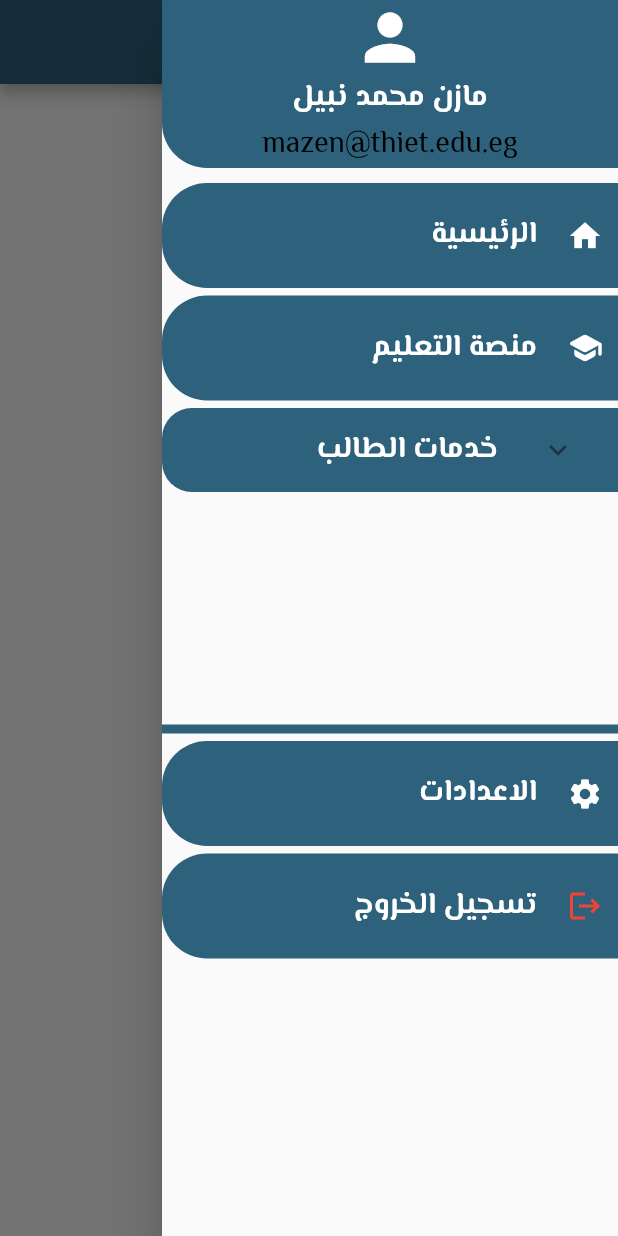
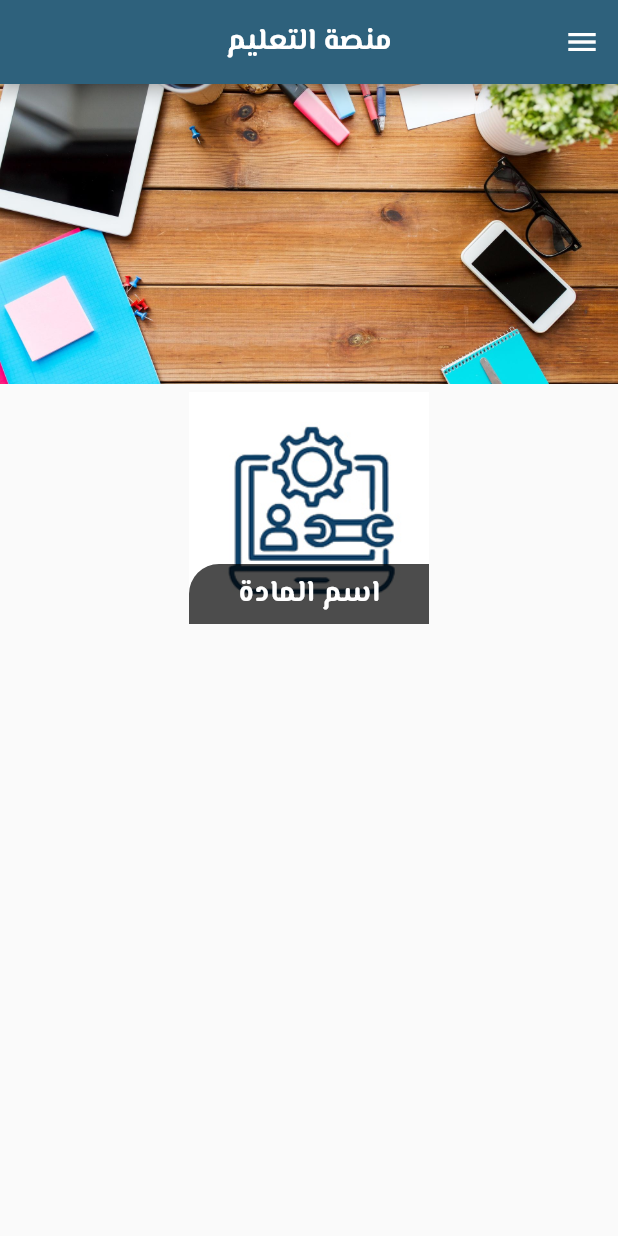
Before and after one commit to engahmed309/THIET-App, a Flutter app: the MainDrawer widget shown alone on an empty page, opened directly, after a tap on "الرئيسية", after a tap on the "menu" icon, after a tap on "منصة التعليم", on a phone screen of 412 x 824 dp. Run offline on Flutter 3.47's test engine with Material 2 defaults, Android fonts, the phone set to English and light mode, and no system bars.

Commit message:
e learning screen

```diff
--- a/lib/main.dart
+++ b/lib/main.dart
@@ -1,4 +1,5 @@
 import 'package:flutter/material.dart';
+import 'package:thiet_v2/screens/eLearning_screen.dart';
 import 'package:thiet_v2/screens/login_screen.dart';
 import 'package:thiet_v2/screens/new_screen.dart';
 
@@ -20,6 +21,10 @@ class _MyAppState extends State<MyApp> {
   Widget build(BuildContext context) {
     return MaterialApp(
       theme: ThemeData(
+        appBarTheme: AppBarTheme(
+            titleTextStyle: Theme.of(context).textTheme.headline1,
+            backgroundColor: Color.fromRGBO(46, 97, 124, 70),
+            centerTitle: true),
         fontFamily: "ElMessiri",
         textTheme: ThemeData.light().textTheme.copyWith(
               headline1: const TextStyle(
@@ -38,6 +43,7 @@ class _MyAppState extends State<MyApp> {
       debugShowCheckedModeBanner: false,
       home: LoginScreen(),
       routes: {
+        ELearningScreen.routeName: (context) => const ELearningScreen(),
         LoginScreen.routeName: (context) => const LoginScreen(),
         HomeScreen.routeName: (context) => const HomeScreen(),
         NewsScreen.routeName: (context) => const NewsScreen(),
--- /dev/null
+++ b/lib/screens/eLearning_screen.dart
@@ -0,0 +1,36 @@
+import 'package:flutter/material.dart';
+import 'package:thiet_v2/widgets/main_drawer.dart';
+
+import '../widgets/subject_item.dart';
+
+class ELearningScreen extends StatelessWidget {
+  const ELearningScreen({super.key});
+  static const routeName = "/eLearning-screen";
+
+  @override
+  Widget build(BuildContext context) {
+    return Scaffold(
+      appBar: AppBar(
+        automaticallyImplyLeading: false,
+        title: Text(
+          "منصة التعليم",
+          style: Theme.of(context).textTheme.headline1,
+        ),
+      ),
+      endDrawer: MainDrawer(),
+      body: SingleChildScrollView(
+        child: Column(
+          children: [
+            Image.asset(
+              "assets/images/learning.jpg",
+              width: double.infinity,
+              height: 200,
+              fit: BoxFit.cover,
+            ),
+            sbjectItem(),
+          ],
+        ),
+      ),
+    );
+  }
+}
--- a/lib/screens/login_screen.dart
+++ b/lib/screens/login_screen.dart
@@ -1,5 +1,4 @@
 import 'package:flutter/material.dart';
-import 'package:awesome_dialog/awesome_dialog.dart';
 import 'package:thiet_v2/screens/home_screen.dart';
 
 class LoginScreen extends StatefulWidget {
@@ -99,11 +98,13 @@ class _LoginScreenState extends State<LoginScreen> {
           //   // ),
           // ),
           //LOGIN BUTTON
-          Container(
-            child: MaterialButton(
+          SizedBox(
+            height: 10,
+          ),
+          MaterialButton(
             hoverColor: Colors.cyan,
-              shape: RoundedRectangleBorder(
-                  borderRadius: BorderRadius.circular(20)),
+            shape:
+                RoundedRectangleBorder(borderRadius: BorderRadius.circular(20)),
             padding: EdgeInsets.symmetric(horizontal: 100, vertical: 20),
             color: Theme.of(context).primaryColor,
             onPressed: () {
@@ -125,7 +126,6 @@ class _LoginScreenState extends State<LoginScreen> {
               style: Theme.of(context).textTheme.headline1,
             ),
           ),
-          ),
         ],
       ),
     ));
--- a/lib/screens/new_screen.dart
+++ b/lib/screens/new_screen.dart
@@ -1,6 +1,4 @@
 import 'package:flutter/material.dart';
-import 'package:flutter/src/widgets/framework.dart';
-import 'package:flutter/src/widgets/placeholder.dart';
 
 class NewsScreen extends StatelessWidget {
   const NewsScreen({super.key});
--- a/lib/widgets/main_drawer.dart
+++ b/lib/widgets/main_drawer.dart
@@ -1,4 +1,5 @@
 import 'package:flutter/material.dart';
+import 'package:thiet_v2/screens/eLearning_screen.dart';
 import 'package:thiet_v2/screens/home_screen.dart';
 import 'package:thiet_v2/widgets/main_drawer_item.dart';
 import 'DrpoDownListItem.dart';
@@ -62,9 +63,10 @@ class MainDrawer extends StatelessWidget {
                 ),
               ),
 
-
               MainDrawerItem(
-                  handler: () {},
+                  handler: () {
+                    Navigator.of(context).pushNamed(ELearningScreen.routeName);
+                  },
                   iconColor: Colors.white,
                   textWidget: Text(
                     "منصة التعليم",
--- /dev/null
+++ b/lib/widgets/subject_item.dart
@@ -0,0 +1,40 @@
+import 'package:flutter/material.dart';
+
+class sbjectItem extends StatelessWidget {
+  const sbjectItem({
+    super.key,
+  });
+
+  @override
+  Widget build(BuildContext context) {
+    return InkWell(
+      onTap: () {
+        print("object");
+      },
+      child: SizedBox(
+        height: 160,
+        width: 160,
+        child: Stack(
+          alignment: Alignment.bottomCenter,
+          children: [
+            Image.asset("assets/images/subject.jpg"),
+            Container(
+              decoration: BoxDecoration(
+                  color: Colors.black.withOpacity(.7),
+                  borderRadius:
+                      BorderRadius.only(topLeft: Radius.circular(20))),
+              alignment: Alignment.center,
+              height: 40,
+              width: double.infinity,
+              child: Text(
+                "اسم المادة",
+                textAlign: TextAlign.center,
+                style: Theme.of(context).textTheme.headline1,
+              ),
+            ),
+          ],
+        ),
+      ),
+    );
+  }
+}
```
Also changed, not shown: assets/images/learning.jpg (added), assets/images/subject.jpg (added). Lines whose indentation alone changed are shown as unchanged.
